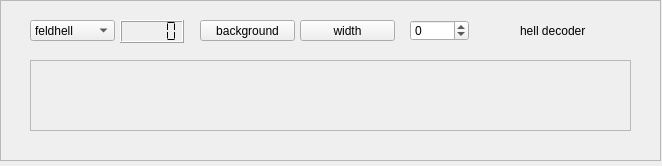
This is swreceiver/plugins/decoders/hell-decoder/widget.ui in JvanKatwijk/sdr-j-sw as Qt 5 draws it before an edit. The edited form follows.
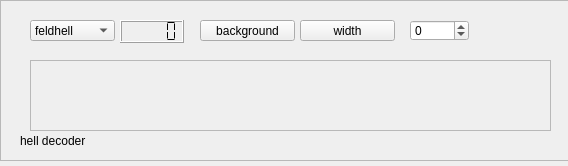
This is the edited form.

The edit to the form file:
```diff
--- a/swreceiver/plugins/decoders/hell-decoder/widget.ui
+++ b/swreceiver/plugins/decoders/hell-decoder/widget.ui
@@ -6,7 +6,7 @@
    <rect>
     <x>0</x>
     <y>0</y>
-    <width>662</width>
+    <width>568</width>
     <height>166</height>
    </rect>
   </property>
@@ -44,8 +44,8 @@
    <widget class="QLabel" name="label">
     <property name="geometry">
      <rect>
-      <x>520</x>
-      <y>20</y>
+      <x>20</x>
+      <y>130</y>
       <width>91</width>
       <height>21</height>
      </rect>
@@ -109,7 +109,7 @@
      <rect>
       <x>30</x>
       <y>60</y>
-      <width>601</width>
+      <width>521</width>
       <height>71</height>
      </rect>
     </property>
@@ -121,7 +121,7 @@
       <rect>
        <x>0</x>
        <y>0</y>
-       <width>599</width>
+       <width>519</width>
        <height>69</height>
       </rect>
      </property>
```
